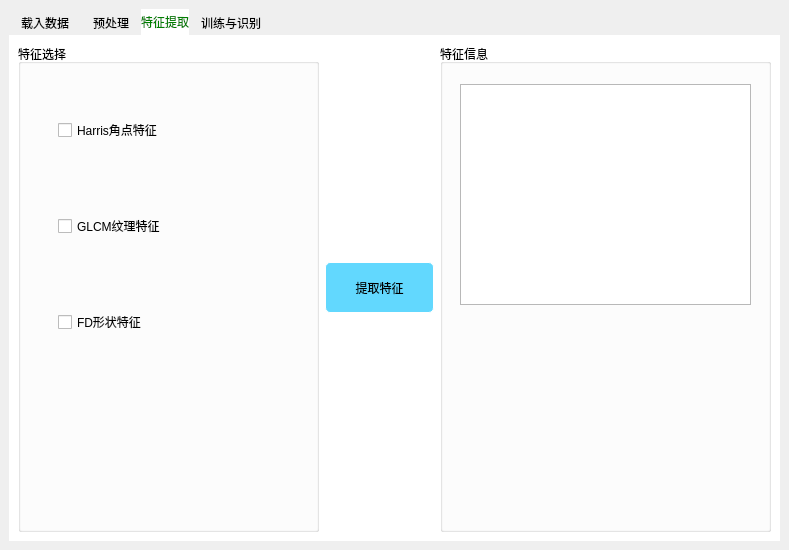
Qt form oceanEddyRecognition.ui (Liujiajia1994/pyQtTest) before a commit.
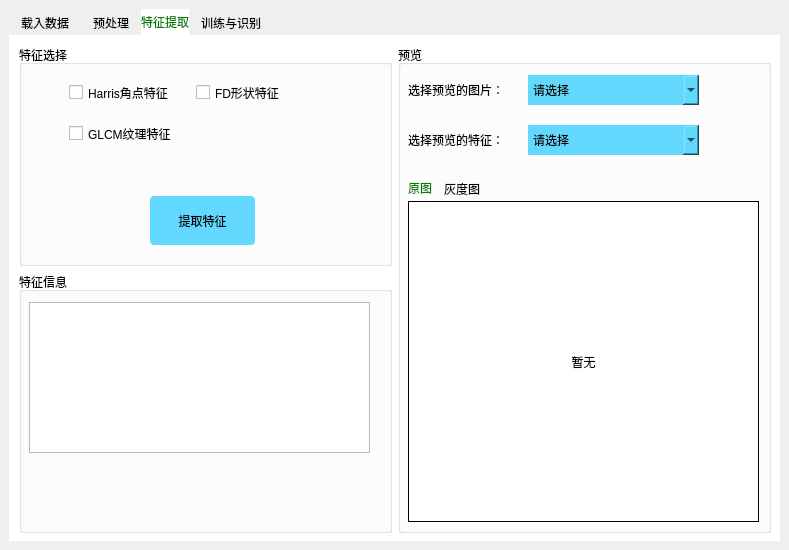
The same form after that commit. The open tabs and pages were chosen to show the change. Icons and pictures are not drawn.

Commit message: 特征提取模块界面设计

What changed in the file:
```diff
--- a/oceanEddyRecognition.ui
+++ b/oceanEddyRecognition.ui
@@ -24,7 +24,7 @@
     <property name="topMargin">
      <number>9</number>
     </property>
-    <item row="0" column="0">
+    <item row="0" column="1">
      <widget class="QTabWidget" name="tabWidget">
       <property name="styleSheet">
        <string notr="true">QTabWidget::pane{
@@ -800,71 +800,46 @@
        <attribute name="title">
         <string>特征提取</string>
        </attribute>
-       <layout class="QGridLayout" name="gridLayout_4">
-        <item row="0" column="0">
-         <layout class="QHBoxLayout" name="horizontalLayout_3" stretch="2,1,2">
-          <item>
-           <widget class="QGroupBox" name="groupBox_6">
-            <property name="minimumSize">
-             <size>
-              <width>301</width>
-              <height>481</height>
-             </size>
-            </property>
-            <property name="title">
-             <string>特征选择</string>
-            </property>
-            <widget class="QCheckBox" name="checkBox_FD">
-             <property name="geometry">
-              <rect>
-               <x>40</x>
-               <y>270</y>
-               <width>111</width>
-               <height>16</height>
-              </rect>
+       <widget class="QWidget" name="">
+        <property name="geometry">
+         <rect>
+          <x>10</x>
+          <y>10</y>
+          <width>752</width>
+          <height>488</height>
+         </rect>
+        </property>
+        <layout class="QHBoxLayout" name="horizontalLayout_2">
+         <item>
+          <layout class="QVBoxLayout" name="verticalLayout_3">
+           <item>
+            <widget class="QGroupBox" name="groupBox_6">
+             <property name="minimumSize">
+              <size>
+               <width>371</width>
+               <height>217</height>
+              </size>
              </property>
-             <property name="text">
-              <string>FD形状特征</string>
+             <property name="title">
+              <string>特征选择</string>
              </property>
-            </widget>
-            <widget class="QCheckBox" name="checkBox_Harris">
-             <property name="geometry">
-              <rect>
-               <x>40</x>
-               <y>78</y>
-               <width>111</width>
-               <height>16</height>
-              </rect>
-             </property>
-             <property name="text">
-              <string>Harris角点特征</string>
-             </property>
-            </widget>
-            <widget class="QCheckBox" name="checkBox_GLCM">
-             <property name="geometry">
-              <rect>
-               <x>40</x>
-               <y>174</y>
-               <width>111</width>
-               <height>16</height>
-              </rect>
-             </property>
-             <property name="text">
-              <string>GLCM纹理特征</string>
-             </property>
-            </widget>
-           </widget>
-          </item>
-          <item>
-           <widget class="QPushButton" name="extract">
-            <property name="minimumSize">
-             <size>
-              <width>101</width>
-              <height>51</height>
-             </size>
-            </property>
-            <property name="styleSheet">
-             <string notr="true">QPushButton{  
+             <widget class="QPushButton" name="extract">
+              <property name="geometry">
+               <rect>
+                <x>130</x>
+                <y>150</y>
+                <width>107</width>
+                <height>51</height>
+               </rect>
+              </property>
+              <property name="minimumSize">
+               <size>
+                <width>101</width>
+                <height>51</height>
+               </size>
+              </property>
+              <property name="styleSheet">
+               <string notr="true">QPushButton{  
     border: 1px solid #ffffff;    
 	background-color:#62d8fe;
     border-style: solid;  
@@ -890,38 +865,282 @@
     padding:0 0px;  
     border-radius:5px;  
 }</string>
+              </property>
+              <property name="text">
+               <string>提取特征</string>
+              </property>
+             </widget>
+             <widget class="QWidget" name="">
+              <property name="geometry">
+               <rect>
+                <x>50</x>
+                <y>30</y>
+                <width>248</width>
+                <height>78</height>
+               </rect>
+              </property>
+              <layout class="QGridLayout" name="gridLayout_5">
+               <item row="0" column="0">
+                <widget class="QCheckBox" name="checkBox_Harris">
+                 <property name="minimumSize">
+                  <size>
+                   <width>120</width>
+                   <height>35</height>
+                  </size>
+                 </property>
+                 <property name="text">
+                  <string>Harris角点特征</string>
+                 </property>
+                </widget>
+               </item>
+               <item row="0" column="1">
+                <widget class="QCheckBox" name="checkBox_FD">
+                 <property name="minimumSize">
+                  <size>
+                   <width>120</width>
+                   <height>35</height>
+                  </size>
+                 </property>
+                 <property name="text">
+                  <string>FD形状特征</string>
+                 </property>
+                </widget>
+               </item>
+               <item row="1" column="0">
+                <widget class="QCheckBox" name="checkBox_GLCM">
+                 <property name="minimumSize">
+                  <size>
+                   <width>120</width>
+                   <height>35</height>
+                  </size>
+                 </property>
+                 <property name="text">
+                  <string>GLCM纹理特征</string>
+                 </property>
+                </widget>
+               </item>
+              </layout>
+             </widget>
+            </widget>
+           </item>
+           <item>
+            <widget class="QGroupBox" name="groupBox_7">
+             <property name="minimumSize">
+              <size>
+               <width>331</width>
+               <height>261</height>
+              </size>
+             </property>
+             <property name="title">
+              <string>特征信息</string>
+             </property>
+             <widget class="QTextEdit" name="textEdit_info_3">
+              <property name="geometry">
+               <rect>
+                <x>10</x>
+                <y>30</y>
+                <width>341</width>
+                <height>151</height>
+               </rect>
+              </property>
+             </widget>
+            </widget>
+           </item>
+          </layout>
+         </item>
+         <item>
+          <widget class="QGroupBox" name="groupBox_9">
+           <property name="minimumSize">
+            <size>
+             <width>371</width>
+             <height>486</height>
+            </size>
+           </property>
+           <property name="title">
+            <string>预览</string>
+           </property>
+           <widget class="QComboBox" name="comboBox_4">
+            <property name="geometry">
+             <rect>
+              <x>130</x>
+              <y>30</y>
+              <width>171</width>
+              <height>30</height>
+             </rect>
+            </property>
+            <property name="styleSheet">
+             <string notr="true">QComboBox {
+	font-family: &quot;微软雅黑&quot;;
+    color: black;
+    border: 1px #1a1a1a solid;
+	background-color:#62d8fe;
+}
+</string>
+            </property>
+            <property name="currentText">
+             <string>请选择</string>
+            </property>
+            <item>
+             <property name="text">
+              <string>请选择</string>
+             </property>
+            </item>
+           </widget>
+           <widget class="QLabel" name="label_extract_show_1">
+            <property name="geometry">
+             <rect>
+              <x>10</x>
+              <y>30</y>
+              <width>121</width>
+              <height>30</height>
+             </rect>
             </property>
             <property name="text">
-             <string>提取特征</string>
+             <string>选择预览的图片：</string>
             </property>
            </widget>
-          </item>
-          <item>
-           <widget class="QGroupBox" name="groupBox_7">
+           <widget class="QComboBox" name="comboBox_5">
+            <property name="geometry">
+             <rect>
+              <x>130</x>
+              <y>80</y>
+              <width>171</width>
+              <height>30</height>
+             </rect>
+            </property>
+            <property name="styleSheet">
+             <string notr="true">QComboBox {
+	font-family: &quot;微软雅黑&quot;;
+    color: black;
+    border: 1px #1a1a1a solid;
+	background-color:#62d8fe;
+}
+</string>
+            </property>
+            <item>
+             <property name="text">
+              <string>请选择</string>
+             </property>
+            </item>
+           </widget>
+           <widget class="QLabel" name="label_extract_show_2">
+            <property name="geometry">
+             <rect>
+              <x>10</x>
+              <y>80</y>
+              <width>121</width>
+              <height>30</height>
+             </rect>
+            </property>
             <property name="minimumSize">
              <size>
-              <width>331</width>
-              <height>481</height>
+              <width>121</width>
+              <height>30</height>
              </size>
             </property>
-            <property name="title">
-             <string>特征信息</string>
+            <property name="text">
+             <string>选择预览的特征：</string>
             </property>
-            <widget class="QTextEdit" name="textEdit">
-             <property name="geometry">
-              <rect>
-               <x>20</x>
-               <y>40</y>
-               <width>291</width>
-               <height>221</height>
-              </rect>
-             </property>
+           </widget>
+           <widget class="QTabWidget" name="tabWidget_4">
+            <property name="geometry">
+             <rect>
+              <x>10</x>
+              <y>130</y>
+              <width>351</width>
+              <height>351</height>
+             </rect>
+            </property>
+            <property name="currentIndex">
+             <number>0</number>
+            </property>
+            <widget class="QWidget" name="tab_origin_2">
+             <attribute name="title">
+              <string>原图</string>
+             </attribute>
+             <widget class="QLabel" name="label_extract_origin">
+              <property name="geometry">
+               <rect>
+                <x>0</x>
+                <y>0</y>
+                <width>351</width>
+                <height>321</height>
+               </rect>
+              </property>
+              <property name="minimumSize">
+               <size>
+                <width>351</width>
+                <height>300</height>
+               </size>
+              </property>
+              <property name="maximumSize">
+               <size>
+                <width>351</width>
+                <height>351</height>
+               </size>
+              </property>
+              <property name="styleSheet">
+               <string notr="true">QLabel{
+	border: 1px solid rgb(0, 0, 0)
+}</string>
+              </property>
+              <property name="text">
+               <string>暂无</string>
+              </property>
+              <property name="scaledContents">
+               <bool>true</bool>
+              </property>
+              <property name="alignment">
+               <set>Qt::AlignCenter</set>
+              </property>
+             </widget>
             </widget>
+            <widget class="QWidget" name="tab_gray_2">
+             <attribute name="title">
+              <string>灰度图</string>
+             </attribute>
+             <widget class="QLabel" name="label_extract_gray">
+              <property name="geometry">
+               <rect>
+                <x>0</x>
+                <y>0</y>
+                <width>351</width>
+                <height>321</height>
+               </rect>
+              </property>
+              <property name="minimumSize">
+               <size>
+                <width>351</width>
+                <height>300</height>
+               </size>
+              </property>
+              <property name="maximumSize">
+               <size>
+                <width>351</width>
+                <height>351</height>
+               </size>
+              </property>
+              <property name="styleSheet">
+               <string notr="true">QLabel{
+	border: 1px solid rgb(0, 0, 0)
+}</string>
+              </property>
+              <property name="text">
+               <string>暂无</string>
+              </property>
+              <property name="scaledContents">
+               <bool>true</bool>
+              </property>
+              <property name="alignment">
+               <set>Qt::AlignCenter</set>
+              </property>
+             </widget>
+            </widget>
            </widget>
-          </item>
-         </layout>
-        </item>
-       </layout>
+          </widget>
+         </item>
+        </layout>
+       </widget>
       </widget>
       <widget class="QWidget" name="tab_recognize">
        <attribute name="icon">
```
Left out of the diff: 8 changed lines with no effect on the pictures. The commit also changes 1 other file.
